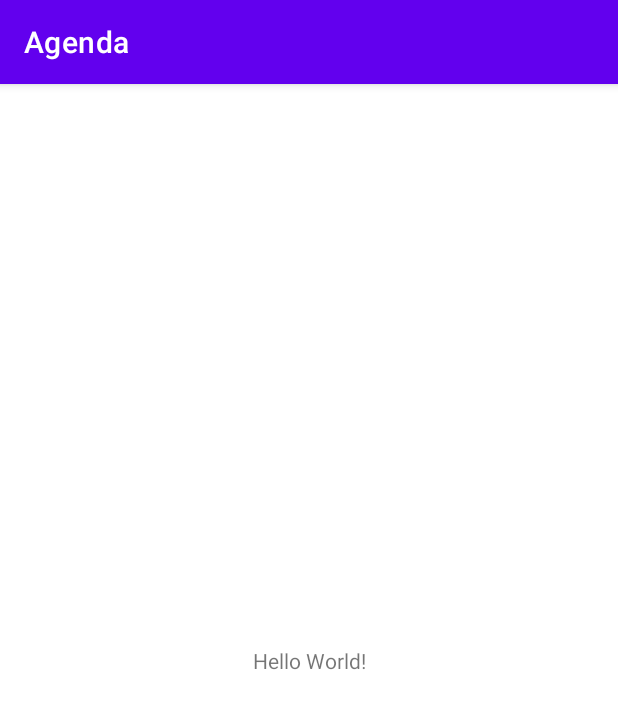
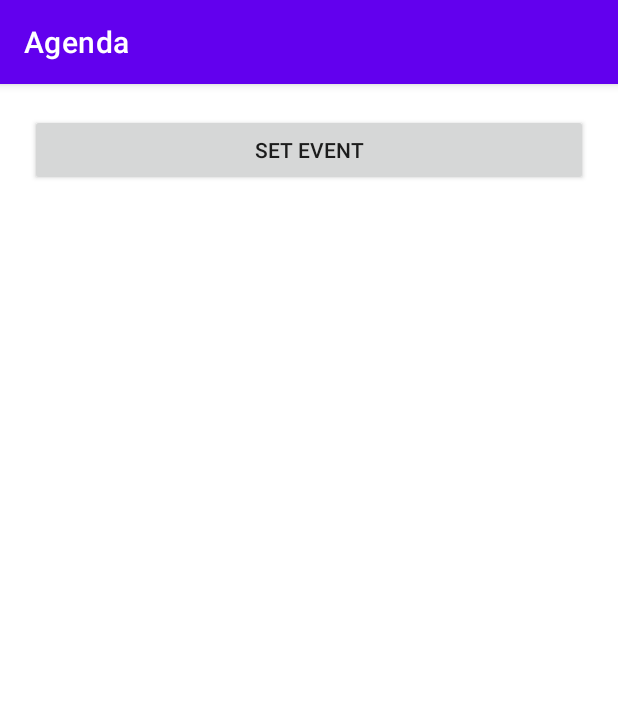
Before and after one commit to NeiTDutra/DIO-recursos-nativos-android, an Android app: the screen it shows after launch (MainActivity), on a phone screen of 412 x 824 dp. Shown: the top 709 px of the screen. Run offline under Robolectric (Android 15) with nearby library versions, the phone set to English and light mode, and no system bars.

Commit message:
preparando para inserir evento na agenda

```diff
--- a/agenda/app/src/main/java/com/example/agenda/MainActivity.kt
+++ b/agenda/app/src/main/java/com/example/agenda/MainActivity.kt
@@ -2,10 +2,16 @@ package com.example.agenda
 
 import androidx.appcompat.app.AppCompatActivity
 import android.os.Bundle
+import android.widget.Button
 
 class MainActivity : AppCompatActivity() {
     override fun onCreate(savedInstanceState: Bundle?) {
         super.onCreate(savedInstanceState)
         setContentView(R.layout.activity_main)
+
+        val btnSetEvent = findViewById(R.id.set_event) as Button
+        btnSetEvent.setOnClickListener {
+
+        }
     }
 }
--- a/agenda/app/src/main/res/layout/activity_main.xml
+++ b/agenda/app/src/main/res/layout/activity_main.xml
@@ -1,18 +1,19 @@
 <?xml version="1.0" encoding="utf-8"?>
-<androidx.constraintlayout.widget.ConstraintLayout xmlns:android="http://schemas.android.com/apk/res/android"
+<LinearLayout
+    xmlns:android="http://schemas.android.com/apk/res/android"
     xmlns:app="http://schemas.android.com/apk/res-auto"
     xmlns:tools="http://schemas.android.com/tools"
     android:layout_width="match_parent"
     android:layout_height="match_parent"
+    android:orientation="vertical"
     tools:context=".MainActivity">
 
-    <TextView
-        android:layout_width="wrap_content"
+    <androidx.appcompat.widget.AppCompatButton
+        android:id="@+id/set_event"
+        android:layout_width="match_parent"
         android:layout_height="wrap_content"
-        android:text="Hello World!"
-        app:layout_constraintBottom_toBottomOf="parent"
-        app:layout_constraintLeft_toLeftOf="parent"
-        app:layout_constraintRight_toRightOf="parent"
-        app:layout_constraintTop_toTopOf="parent" />
+        android:layout_margin="20dp"
+        android:padding="10dp"
+        android:text="Set Event"/>
 
-</androidx.constraintlayout.widget.ConstraintLayout>
+</LinearLayout>
```
